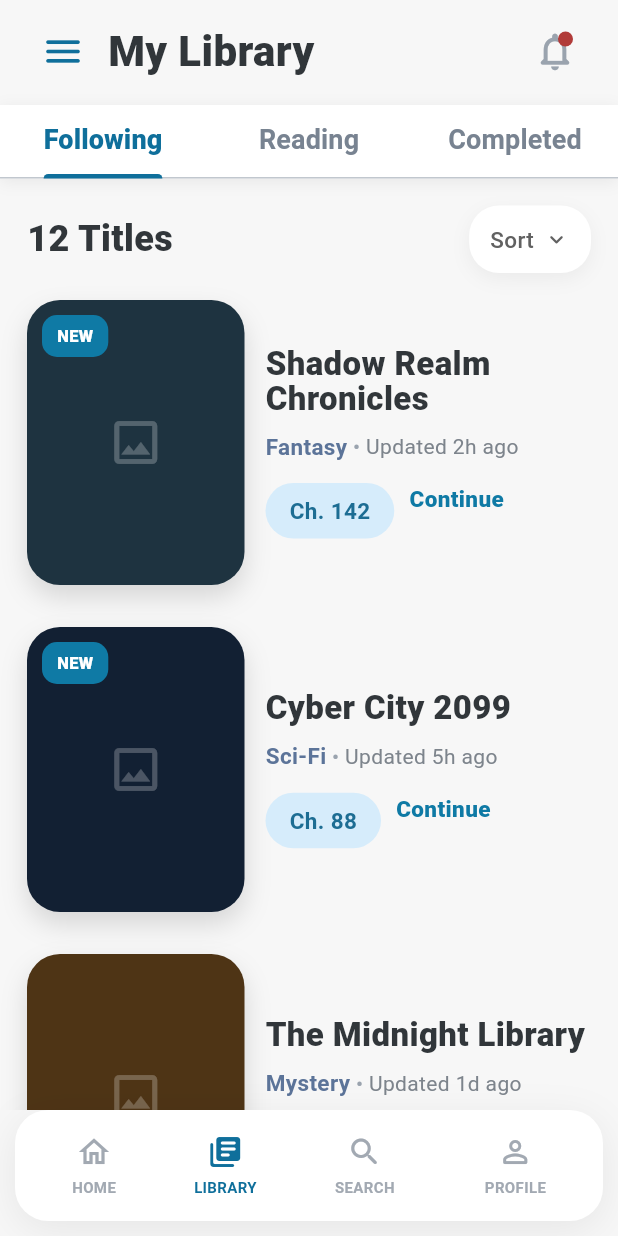
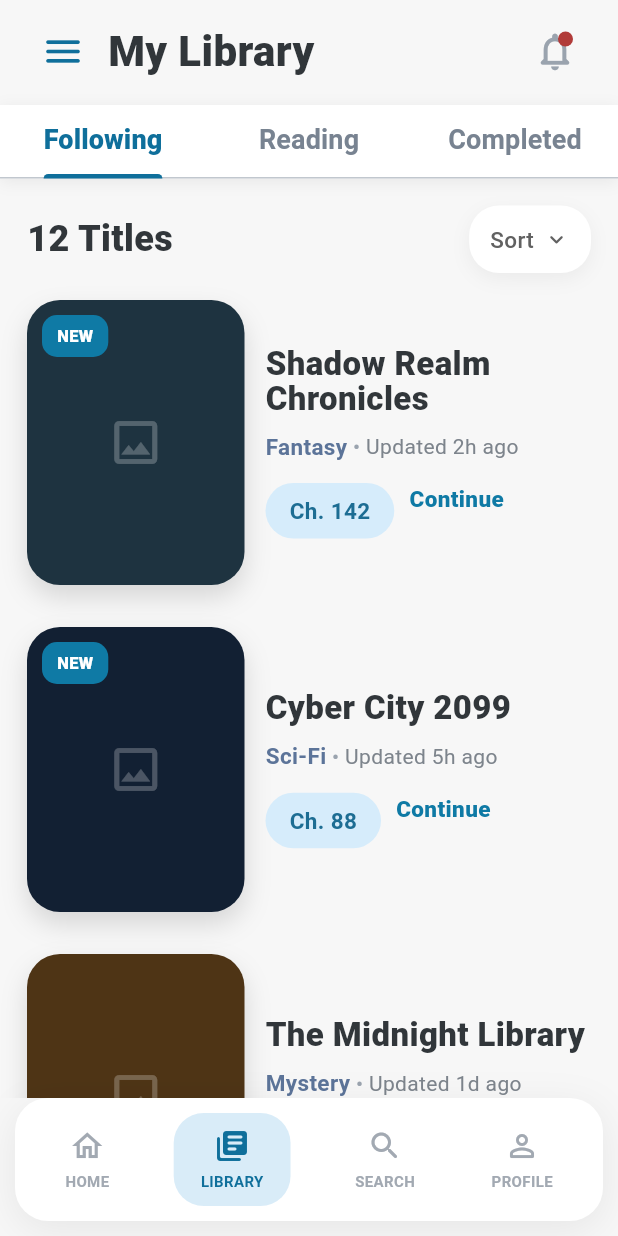
Before and after one commit to quangtu2509/Panellit-reading-app, a Flutter app: the LibraryPage screen opened directly, after a tap on "LIBRARY", on a phone screen of 412 x 824 dp. Run offline on Flutter 3.47's test engine with Material 3 defaults, Android fonts, the phone set to English and light mode, and no system bars.

Commit message:
Fix library

```diff
--- /dev/null
+++ b/lib/app/router/smooth_page_route.dart
@@ -0,0 +1,24 @@
+import 'package:flutter/material.dart';
+
+PageRouteBuilder<T> buildSmoothPageRoute<T>(Widget page) {
+  return PageRouteBuilder<T>(
+    transitionDuration: const Duration(milliseconds: 260),
+    reverseTransitionDuration: const Duration(milliseconds: 220),
+    pageBuilder: (context, animation, secondaryAnimation) => page,
+    transitionsBuilder: (context, animation, secondaryAnimation, child) {
+      final fade = CurvedAnimation(
+        parent: animation,
+        curve: Curves.easeOutCubic,
+      );
+      final slide = Tween<Offset>(
+        begin: const Offset(0.04, 0),
+        end: Offset.zero,
+      ).animate(fade);
+
+      return FadeTransition(
+        opacity: fade,
+        child: SlideTransition(position: slide, child: child),
+      );
+    },
+  );
+}
--- a/lib/features/library/data/library_mock_data.dart
+++ b/lib/features/library/data/library_mock_data.dart
@@ -1,4 +1,6 @@
 import 'models/library_item.dart';
+import 'models/library_reading_item.dart';
+import 'models/library_completed_item.dart';
 import 'package:flutter/material.dart';
 
 const int kLibraryTotalTitles = 12;
@@ -40,3 +42,90 @@ const List<LibraryItem> kFollowingLibraryItems = [
     coverColor: Color(0xFF5A2A31),
   ),
 ];
+
+const List<LibraryReadingItem> kReadingLibraryItems = [
+  LibraryReadingItem(
+    title: 'Shadow Realm Chronicles',
+    typeLabel: 'NOVEL',
+    unitLabel: 'Chapter',
+    currentUnit: 45,
+    totalUnit: 120,
+    lastReadHoursAgo: 2,
+    coverColor: Color(0xFF1E3340),
+  ),
+  LibraryReadingItem(
+    title: 'Azure Sky High',
+    typeLabel: 'MANGA',
+    unitLabel: 'Volume',
+    currentUnit: 3,
+    totalUnit: 12,
+    lastReadHoursAgo: 5,
+    coverColor: Color(0xFF10243B),
+  ),
+  LibraryReadingItem(
+    title: "The Weaver's Paradox",
+    typeLabel: 'NOVEL',
+    unitLabel: 'Chapter',
+    currentUnit: 88,
+    totalUnit: 92,
+    lastReadHoursAgo: 24,
+    coverColor: Color(0xFF2B2722),
+  ),
+  LibraryReadingItem(
+    title: 'Midnight Tea Garden',
+    typeLabel: 'MANGA',
+    unitLabel: 'Volume',
+    currentUnit: 1,
+    totalUnit: 5,
+    lastReadHoursAgo: 72,
+    coverColor: Color(0xFF272A31),
+  ),
+];
+
+const List<LibraryCompletedItem> kCompletedLibraryItems = [
+  LibraryCompletedItem(
+    title: "The Alchemist's Shadow",
+    typeLabel: 'NOVEL',
+    unitLabel: 'Chapter',
+    totalUnit: 108,
+    completedHoursAgo: 12,
+    rating: 4.9,
+    coverColor: Color(0xFF2A7597),
+  ),
+  LibraryCompletedItem(
+    title: 'Neon Horizon: Protocol Zero',
+    typeLabel: 'MANGA',
+    unitLabel: 'Volume',
+    totalUnit: 24,
+    completedHoursAgo: 36,
+    rating: 4.7,
+    coverColor: Color(0xFF30274A),
+  ),
+  LibraryCompletedItem(
+    title: 'Whispers of the Sakura',
+    typeLabel: 'NOVEL',
+    unitLabel: 'Chapter',
+    totalUnit: 67,
+    completedHoursAgo: 96,
+    rating: 5.0,
+    coverColor: Color(0xFF7D5C70),
+  ),
+  LibraryCompletedItem(
+    title: 'The Forgotten Archivist',
+    typeLabel: 'NOVEL',
+    unitLabel: 'Chapter',
+    totalUnit: 92,
+    completedHoursAgo: 168,
+    rating: 4.5,
+    coverColor: Color(0xFF36393F),
+  ),
+  LibraryCompletedItem(
+    title: 'Skyward Bound',
+    typeLabel: 'NOVEL',
+    unitLabel: 'Chapter',
+    totalUnit: 84,
+    completedHoursAgo: 216,
+    rating: 4.8,
+    coverColor: Color(0xFF7EA5A6),
+  ),
+];
--- /dev/null
+++ b/lib/features/library/data/models/library_completed_item.dart
@@ -0,0 +1,32 @@
+import 'package:flutter/material.dart';
+
+class LibraryCompletedItem {
+  final String title;
+  final String typeLabel;
+  final String unitLabel;
+  final int totalUnit;
+  final int completedHoursAgo;
+  final double rating;
+  final Color coverColor;
+
+  const LibraryCompletedItem({
+    required this.title,
+    required this.typeLabel,
+    required this.unitLabel,
+    required this.totalUnit,
+    required this.completedHoursAgo,
+    required this.rating,
+    required this.coverColor,
+  });
+
+  String get progressLabel => '$unitLabel $totalUnit / $totalUnit';
+
+  String get completionLabel {
+    if (completedHoursAgo < 24) {
+      return 'COMPLETED ${completedHoursAgo}H AGO';
+    }
+
+    final days = completedHoursAgo ~/ 24;
+    return 'COMPLETED ${days}D AGO';
+  }
+}
--- /dev/null
+++ b/lib/features/library/data/models/library_reading_item.dart
@@ -0,0 +1,42 @@
+import 'package:flutter/material.dart';
+
+class LibraryReadingItem {
+  final String title;
+  final String typeLabel;
+  final String unitLabel;
+  final int currentUnit;
+  final int totalUnit;
+  final int lastReadHoursAgo;
+  final Color coverColor;
+
+  const LibraryReadingItem({
+    required this.title,
+    required this.typeLabel,
+    required this.unitLabel,
+    required this.currentUnit,
+    required this.totalUnit,
+    required this.lastReadHoursAgo,
+    required this.coverColor,
+  });
+
+  double get progressValue {
+    if (totalUnit <= 0) {
+      return 0;
+    }
+
+    return (currentUnit / totalUnit).clamp(0, 1).toDouble();
+  }
+
+  int get progressPercent => (progressValue * 100).round();
+
+  String get progressLabel => '$unitLabel $currentUnit / $totalUnit';
+
+  String get lastReadLabel {
+    if (lastReadHoursAgo < 24) {
+      return 'LAST READ ${lastReadHoursAgo}H AGO';
+    }
+
+    final days = lastReadHoursAgo ~/ 24;
+    return 'LAST READ ${days}D AGO';
+  }
+}
--- a/lib/features/library/presentation/pages/library_page.dart
+++ b/lib/features/library/presentation/pages/library_page.dart
@@ -1,13 +1,18 @@
 import 'package:flutter/material.dart';
 
+import '../../../../app/router/smooth_page_route.dart';
 import '../../../home/presentation/pages/home_page.dart';
 import '../../data/library_mock_data.dart';
+import '../../data/models/library_completed_item.dart';
 import '../../data/models/library_item.dart';
+import '../../data/models/library_reading_item.dart';
 import '../theme/library_colors.dart';
 import '../widgets/library_bottom_nav.dart';
 import '../widgets/library_card.dart';
+import '../widgets/library_completed_card.dart';
 import '../widgets/library_recommend_banner.dart';
-import '../widgets/library_sort_button.dart';
+import '../widgets/library_reading_card.dart';
+import '../widgets/library_tab_section.dart';
 import '../widgets/library_top_bar.dart';
 
 class LibraryPage extends StatefulWidget {
@@ -18,7 +23,9 @@ class LibraryPage extends StatefulWidget {
 }
 
 class _LibraryPageState extends State<LibraryPage> {
-  LibrarySortOption _selectedSort = LibrarySortOption.newestToOldest;
+  LibrarySortOption _followingSort = LibrarySortOption.newestToOldest;
+  LibrarySortOption _readingSort = LibrarySortOption.newestToOldest;
+  LibrarySortOption _completedSort = LibrarySortOption.newestToOldest;
 
   @override
   Widget build(BuildContext context) {
@@ -66,8 +73,8 @@ class _LibraryPageState extends State<LibraryPage> {
                 child: TabBarView(
                   children: [
                     _buildFollowingTab(),
-                    _buildPlaceholderTab('Reading list will appear here.'),
-                    _buildPlaceholderTab('Completed books will appear here.'),
+                    _buildReadingTab(),
+                    _buildCompletedTab(),
                   ],
                 ),
               ),
@@ -76,9 +83,9 @@ class _LibraryPageState extends State<LibraryPage> {
         ),
         bottomNavigationBar: LibraryBottomNav(
           onHomeTap: () {
-            Navigator.of(context).pushReplacement(
-              MaterialPageRoute(builder: (context) => const HomePage()),
-            );
+            Navigator.of(
+              context,
+            ).pushReplacement(buildSmoothPageRoute(const HomePage()));
           },
         ),
       ),
@@ -86,33 +93,18 @@ class _LibraryPageState extends State<LibraryPage> {
   }
 
   Widget _buildFollowingTab() {
-    final sortedItems = _sortedItems(kFollowingLibraryItems);
+    final sortedItems = _sortedFollowingItems(kFollowingLibraryItems);
 
-    return ListView(
-      padding: const EdgeInsets.fromLTRB(18, 18, 18, 96),
+    return LibraryTabSection(
+      topPadding: 18,
+      title: '$kLibraryTotalTitles Titles',
+      selectedSort: _followingSort,
+      onSortSelected: (value) {
+        setState(() {
+          _followingSort = value;
+        });
+      },
       children: [
-        Row(
-          children: [
-            Text(
-              '$kLibraryTotalTitles Titles',
-              style: const TextStyle(
-                fontSize: 24,
-                fontWeight: FontWeight.w800,
-                color: LibraryColors.title,
-              ),
-            ),
-            const Spacer(),
-            LibrarySortButton(
-              selectedSort: _selectedSort,
-              onSelected: (value) {
-                setState(() {
-                  _selectedSort = value;
-                });
-              },
-            ),
-          ],
-        ),
-        const SizedBox(height: 18),
         ...sortedItems.map((item) {
           return Padding(
             padding: const EdgeInsets.only(bottom: 28),
@@ -124,23 +116,54 @@ class _LibraryPageState extends State<LibraryPage> {
     );
   }
 
-  Widget _buildPlaceholderTab(String text) {
-    return Center(
-      child: Text(
-        text,
-        style: const TextStyle(
-          fontSize: 16,
-          color: LibraryColors.subtitle,
-          fontWeight: FontWeight.w600,
-        ),
-      ),
+  Widget _buildReadingTab() {
+    final sortedItems = _sortedReadingItems(kReadingLibraryItems);
+
+    return LibraryTabSection(
+      topPadding: 16,
+      selectedSort: _readingSort,
+      onSortSelected: (value) {
+        setState(() {
+          _readingSort = value;
+        });
+      },
+      children: [
+        ...sortedItems.map((item) {
+          return Padding(
+            padding: const EdgeInsets.only(bottom: 22),
+            child: LibraryReadingCard(item: item),
+          );
+        }),
+      ],
     );
   }
 
-  List<LibraryItem> _sortedItems(List<LibraryItem> items) {
+  Widget _buildCompletedTab() {
+    final sortedItems = _sortedCompletedItems(kCompletedLibraryItems);
+
+    return LibraryTabSection(
+      topPadding: 16,
+      selectedSort: _completedSort,
+      onSortSelected: (value) {
+        setState(() {
+          _completedSort = value;
+        });
+      },
+      children: [
+        ...sortedItems.map((item) {
+          return Padding(
+            padding: const EdgeInsets.only(bottom: 24),
+            child: LibraryCompletedCard(item: item),
+          );
+        }),
+      ],
+    );
+  }
+
+  List<LibraryItem> _sortedFollowingItems(List<LibraryItem> items) {
     final result = List<LibraryItem>.from(items);
 
-    switch (_selectedSort) {
+    switch (_followingSort) {
       case LibrarySortOption.az:
         result.sort((a, b) => a.title.compareTo(b.title));
         break;
@@ -157,4 +180,52 @@ class _LibraryPageState extends State<LibraryPage> {
 
     return result;
   }
+
+  List<LibraryReadingItem> _sortedReadingItems(List<LibraryReadingItem> items) {
+    final result = List<LibraryReadingItem>.from(items);
+
+    switch (_readingSort) {
+      case LibrarySortOption.az:
+        result.sort((a, b) => a.title.compareTo(b.title));
+        break;
+      case LibrarySortOption.za:
+        result.sort((a, b) => b.title.compareTo(a.title));
+        break;
+      case LibrarySortOption.newestToOldest:
+        result.sort((a, b) => a.lastReadHoursAgo.compareTo(b.lastReadHoursAgo));
+        break;
+      case LibrarySortOption.oldestToNewest:
+        result.sort((a, b) => b.lastReadHoursAgo.compareTo(a.lastReadHoursAgo));
+        break;
+    }
+
+    return result;
+  }
+
+  List<LibraryCompletedItem> _sortedCompletedItems(
+    List<LibraryCompletedItem> items,
+  ) {
+    final result = List<LibraryCompletedItem>.from(items);
+
+    switch (_completedSort) {
+      case LibrarySortOption.az:
+        result.sort((a, b) => a.title.compareTo(b.title));
+        break;
+      case LibrarySortOption.za:
+        result.sort((a, b) => b.title.compareTo(a.title));
+        break;
+      case LibrarySortOption.newestToOldest:
+        result.sort(
+          (a, b) => a.completedHoursAgo.compareTo(b.completedHoursAgo),
+        );
+        break;
+      case LibrarySortOption.oldestToNewest:
+        result.sort(
+          (a, b) => b.completedHoursAgo.compareTo(a.completedHoursAgo),
+        );
+        break;
+    }
+
+    return result;
+  }
 }
--- a/lib/features/library/presentation/widgets/library_bottom_nav.dart
+++ b/lib/features/library/presentation/widgets/library_bottom_nav.dart
@@ -68,7 +68,18 @@ class _BottomNavItem extends StatelessWidget {
   @override
   Widget build(BuildContext context) {
     final color = active ? LibraryColors.primary : const Color(0xFFA2A9B2);
-    final content = Column(
+    final content = AnimatedContainer(
+      duration: const Duration(milliseconds: 220),
+      curve: Curves.easeOutCubic,
+      padding: EdgeInsets.symmetric(
+        horizontal: active ? 18 : 8,
+        vertical: active ? 10 : 6,
+      ),
+      decoration: BoxDecoration(
+        color: active ? const Color(0xFFD9ECF8) : Colors.transparent,
+        borderRadius: BorderRadius.circular(20),
+      ),
+      child: Column(
         mainAxisSize: MainAxisSize.min,
         children: [
           Icon(icon, color: color),
@@ -82,6 +93,7 @@ class _BottomNavItem extends StatelessWidget {
             ),
           ),
         ],
+      ),
     );
 
     if (onTap == null) {
@@ -90,11 +102,8 @@ class _BottomNavItem extends StatelessWidget {
 
     return InkWell(
       onTap: onTap,
-      borderRadius: BorderRadius.circular(14),
-      child: Padding(
-        padding: const EdgeInsets.symmetric(horizontal: 8, vertical: 6),
+      borderRadius: BorderRadius.circular(16),
       child: content,
-      ),
     );
   }
 }
--- a/lib/features/library/presentation/widgets/library_recommend_banner.dart
+++ b/lib/features/library/presentation/widgets/library_recommend_banner.dart
@@ -24,7 +24,7 @@ class LibraryRecommendBanner extends StatelessWidget {
           Container(
             padding: const EdgeInsets.symmetric(horizontal: 14, vertical: 6),
             decoration: BoxDecoration(
-              color: Colors.white.withOpacity(0.18),
+              color: Colors.white.withValues(alpha: 0.18),
               borderRadius: BorderRadius.circular(999),
             ),
             child: const Text(
--- /dev/null
+++ b/lib/features/library/presentation/widgets/library_tab_section.dart
@@ -0,0 +1,51 @@
+import 'package:flutter/material.dart';
+
+import '../../data/models/library_item.dart';
+import '../theme/library_colors.dart';
+import 'library_sort_button.dart';
+
+class LibraryTabSection extends StatelessWidget {
+  final double topPadding;
+  final String? title;
+  final LibrarySortOption selectedSort;
+  final ValueChanged<LibrarySortOption> onSortSelected;
+  final List<Widget> children;
+
+  const LibraryTabSection({
+    super.key,
+    required this.topPadding,
+    required this.selectedSort,
+    required this.onSortSelected,
+    required this.children,
+    this.title,
+  });
+
+  @override
+  Widget build(BuildContext context) {
+    return ListView(
+      padding: EdgeInsets.fromLTRB(18, topPadding, 18, 96),
+      children: [
+        Row(
+          children: [
+            if (title != null)
+              Text(
+                title!,
+                style: const TextStyle(
+                  fontSize: 24,
+                  fontWeight: FontWeight.w800,
+                  color: LibraryColors.title,
+                ),
+              ),
+            const Spacer(),
+            LibrarySortButton(
+              selectedSort: selectedSort,
+              onSelected: onSortSelected,
+            ),
+          ],
+        ),
+        const SizedBox(height: 18),
+        ...children,
+      ],
+    );
+  }
+}
```
Also changed, not shown: lib/features/library/presentation/widgets/library_completed_card.dart (added, +108 -0 lines), lib/features/library/presentation/widgets/library_reading_card.dart (added, +149 -0 lines). Lines whose indentation alone changed are shown as unchanged.
